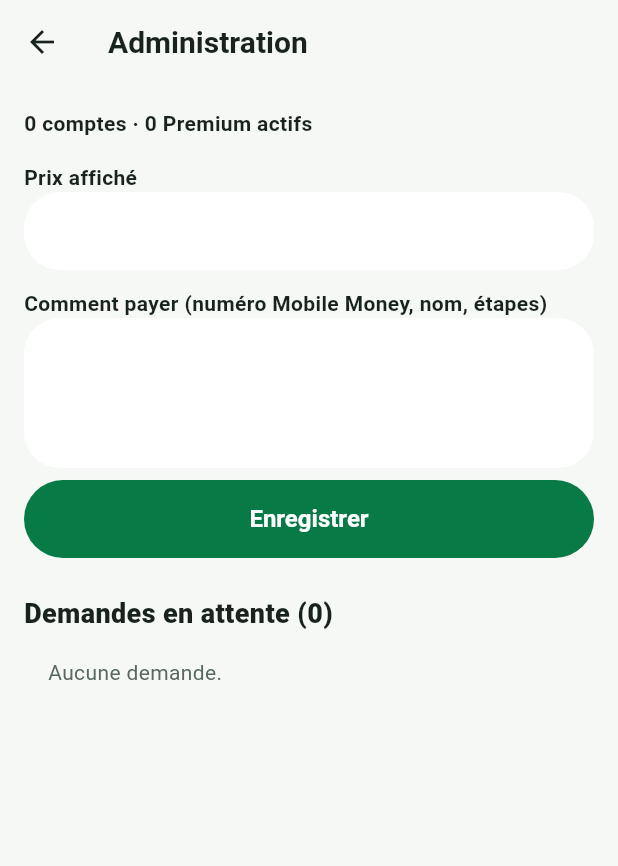
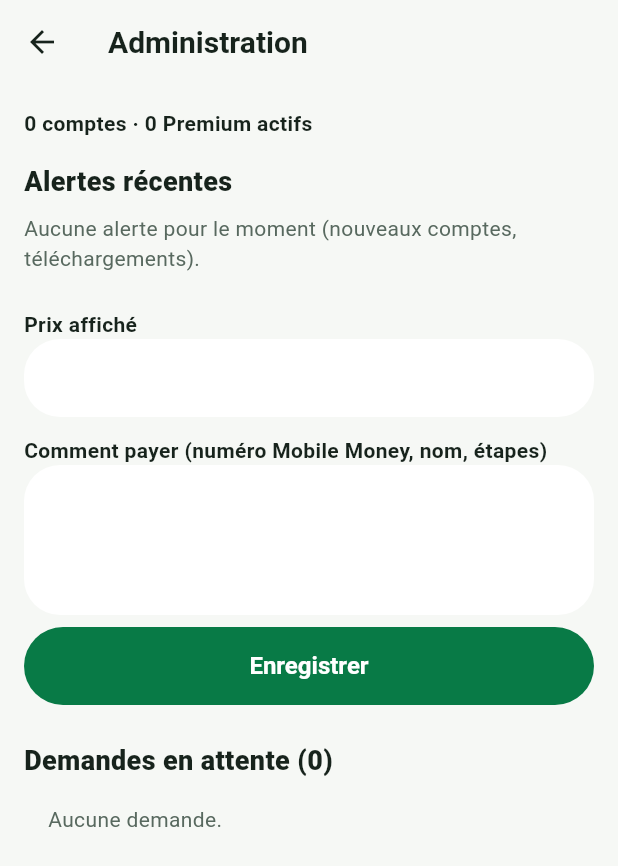
Before and after one commit to elvidioo/chat-elvidio-app, a Flutter app: the AdminScreen screen opened directly, on a phone screen of 412 x 824 dp. Shown: the top 866 px of the screen. Run offline on Flutter 3.47's test engine with Material 3 defaults, Android fonts, the phone set to English and light mode, and no system bars; our stand-ins replace firebase_core, firebase_messaging, flutter_local_notifications, image_picker, open_filex, permission_handler and 4 more; missing offline and left inert: file_selector, flutter_file_dialog, flutter_webrtc, mobile_scanner, nearby_connections, record; accounts and stored records are empty; network calls fail.

Commit message:
Alertes admin : liste dans Administration [skip ci]
Co-Authored-By: Claude Sonnet 5.5 <noreply@anthropic.com>
Claude-Session: https://claude.ai/code/session_01KKQNXvHgzg6PJGNGD4wg4w

```diff
--- a/lib/screens/admin_screen.dart
+++ b/lib/screens/admin_screen.dart
@@ -17,6 +17,7 @@ class _AdminScreenState extends State<AdminScreen> {
   final _price = TextEditingController();
   List<Map<String, dynamic>> _pending = [];
   final Map<String, String> _names = {};
+  List<Map<String, dynamic>> _events = [];
   int _users = 0, _premium = 0;
   bool _loading = true;
 
@@ -53,6 +54,12 @@ class _AdminScreenState extends State<AdminScreen> {
           _names[e['id'].toString()] = e['pseudo']?.toString() ?? '?';
         }
       }
+      final ev = await _db
+          .from('admin_events')
+          .select('id, kind, text, created_at')
+          .order('created_at', ascending: false)
+          .limit(30);
+      _events = List<Map<String, dynamic>>.from(ev);
       _users = (await _db.from('profiles').select('id')).length;
       _premium = (await _db.from('premium').select('user_id').gt('until', DateTime.now().toUtc().toIso8601String())).length;
     } catch (_) {}
@@ -101,6 +108,31 @@ class _AdminScreenState extends State<AdminScreen> {
                 Text('$_users comptes · $_premium Premium actifs',
                     style: const TextStyle(fontWeight: FontWeight.w700)),
                 const SizedBox(height: 16),
+                Text('Alertes récentes',
+                    style: const TextStyle(fontSize: 18, fontWeight: FontWeight.w800)),
+                if (_events.isEmpty)
+                  Padding(
+                    padding: const EdgeInsets.symmetric(vertical: 8),
+                    child: Text('Aucune alerte pour le moment (nouveaux comptes, téléchargements).',
+                        style: TextStyle(color: AppColors.muted)),
+                  ),
+                for (final e in _events)
+                  ListTile(
+                    dense: true,
+                    contentPadding: EdgeInsets.zero,
+                    leading: Icon(
+                        e['kind'] == 'signup' ? Icons.person_add_alt_1 : Icons.download_rounded,
+                        color: AppColors.primary),
+                    title: Text(e['text'].toString()),
+                    subtitle: Text(
+                        DateTime.tryParse(e['created_at'].toString())
+                                ?.toLocal()
+                                .toString()
+                                .substring(0, 16) ??
+                            '',
+                        style: TextStyle(color: AppColors.muted)),
+                  ),
+                const SizedBox(height: 16),
                 const Text('Prix affiché', style: TextStyle(fontWeight: FontWeight.w700)),
                 TextField(controller: _price),
                 const SizedBox(height: 12),
```
Also changed, not shown: 1 other file.
